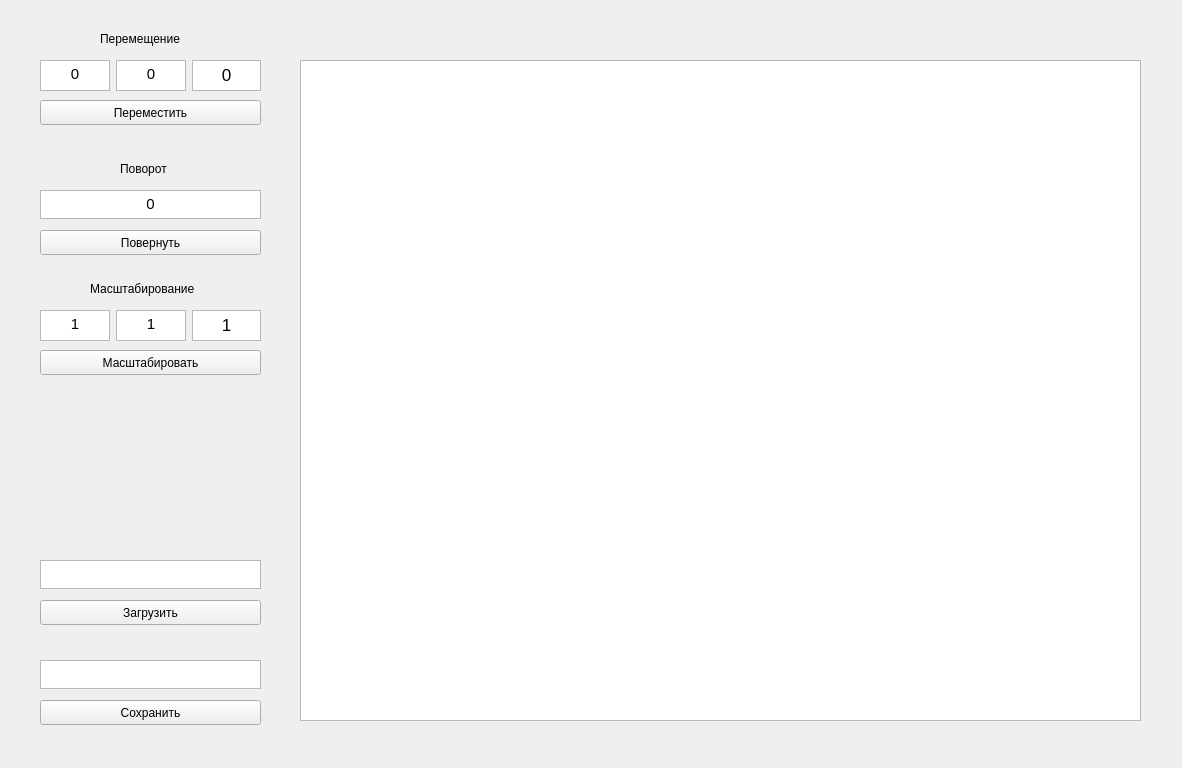
Pangolierchick/IU7-OOP, file lab_01/mainwindow.ui: the form before one commit.
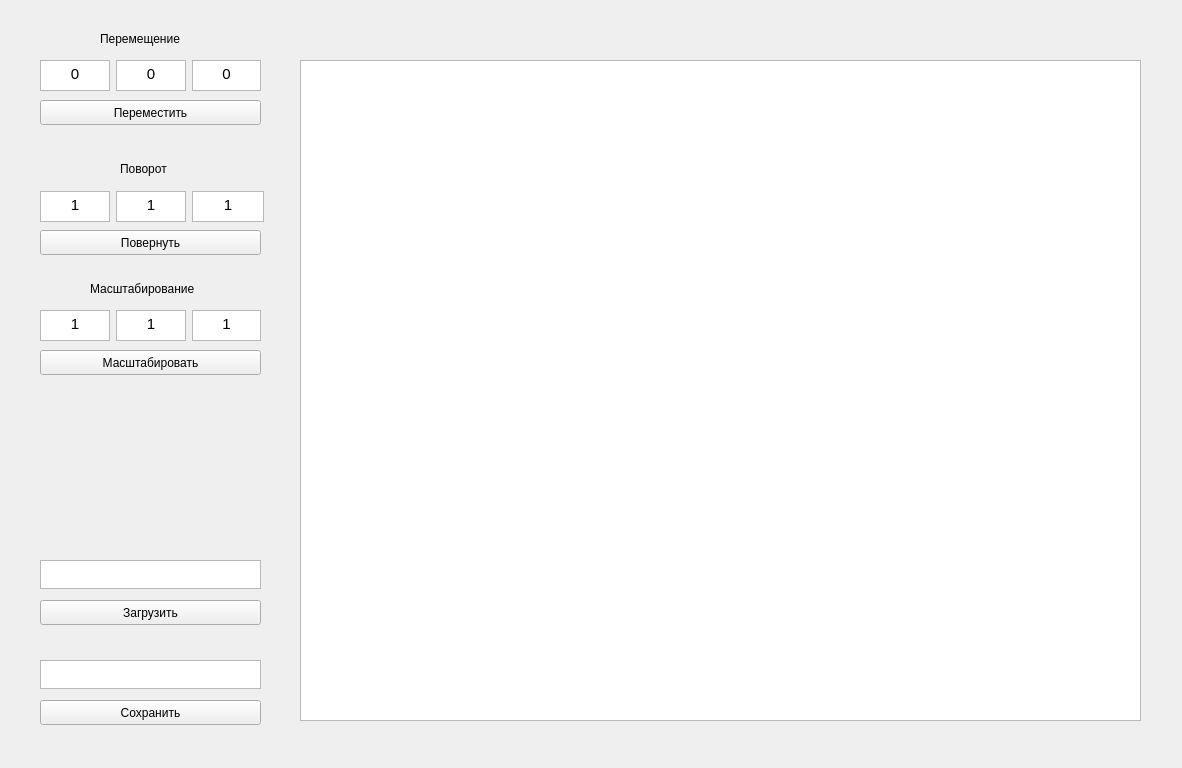
The form after the commit.

The edit to the form file:
```diff
--- a/lab_01/mainwindow.ui
+++ b/lab_01/mainwindow.ui
@@ -61,7 +61,7 @@
         <string>&lt;!DOCTYPE HTML PUBLIC &quot;-//W3C//DTD HTML 4.0//EN&quot; &quot;http://www.w3.org/TR/REC-html40/strict.dtd&quot;&gt;
 &lt;html&gt;&lt;head&gt;&lt;meta name=&quot;qrichtext&quot; content=&quot;1&quot; /&gt;&lt;style type=&quot;text/css&quot;&gt;
 p, li { white-space: pre-wrap; }
-&lt;/style&gt;&lt;/head&gt;&lt;body style=&quot; font-family:'.SF NS Text'; font-size:13pt; font-weight:400; font-style:normal;&quot;&gt;
+&lt;/style&gt;&lt;/head&gt;&lt;body style=&quot; font-family:'Ubuntu'; font-size:11pt; font-weight:400; font-style:normal;&quot;&gt;
 &lt;p align=&quot;center&quot; style=&quot; margin-top:0px; margin-bottom:0px; margin-left:0px; margin-right:0px; -qt-block-indent:0; text-indent:0px;&quot;&gt;0&lt;/p&gt;&lt;/body&gt;&lt;/html&gt;</string>
        </property>
       </widget>
@@ -137,10 +137,13 @@
       <height>31</height>
      </rect>
     </property>
-    <layout class="QHBoxLayout" name="horizontalLayout_4" stretch="1,1,1">
+    <layout class="QHBoxLayout" name="horizontalLayout_4" stretch="1,1,0">
      <property name="sizeConstraint">
       <enum>QLayout::SetDefaultConstraint</enum>
      </property>
+     <property name="leftMargin">
+      <number>0</number>
+     </property>
      <item>
       <widget class="QTextEdit" name="scalexEdit">
        <property name="html">
@@ -169,7 +172,7 @@
         <string>&lt;!DOCTYPE HTML PUBLIC &quot;-//W3C//DTD HTML 4.0//EN&quot; &quot;http://www.w3.org/TR/REC-html40/strict.dtd&quot;&gt;
 &lt;html&gt;&lt;head&gt;&lt;meta name=&quot;qrichtext&quot; content=&quot;1&quot; /&gt;&lt;style type=&quot;text/css&quot;&gt;
 p, li { white-space: pre-wrap; }
-&lt;/style&gt;&lt;/head&gt;&lt;body style=&quot; font-family:'.SF NS Text'; font-size:13pt; font-weight:400; font-style:normal;&quot;&gt;
+&lt;/style&gt;&lt;/head&gt;&lt;body style=&quot; font-family:'Ubuntu'; font-size:11pt; font-weight:400; font-style:normal;&quot;&gt;
 &lt;p align=&quot;center&quot; style=&quot; margin-top:0px; margin-bottom:0px; margin-left:0px; margin-right:0px; -qt-block-indent:0; text-indent:0px;&quot;&gt;1&lt;/p&gt;&lt;/body&gt;&lt;/html&gt;</string>
        </property>
       </widget>
@@ -282,22 +285,56 @@
      </size>
     </property>
    </widget>
-   <widget class="QTextEdit" name="rotateAngle">
+   <widget class="QWidget" name="horizontalLayoutWidget_4">
     <property name="geometry">
      <rect>
       <x>40</x>
-      <y>190</y>
-      <width>221</width>
-      <height>29</height>
+      <y>191</y>
+      <width>224</width>
+      <height>31</height>
      </rect>
     </property>
-    <property name="html">
-     <string>&lt;!DOCTYPE HTML PUBLIC &quot;-//W3C//DTD HTML 4.0//EN&quot; &quot;http://www.w3.org/TR/REC-html40/strict.dtd&quot;&gt;
+    <layout class="QHBoxLayout" name="horizontalLayout_5" stretch="1,1,0">
+     <property name="sizeConstraint">
+      <enum>QLayout::SetDefaultConstraint</enum>
+     </property>
+     <property name="leftMargin">
+      <number>0</number>
+     </property>
+     <item>
+      <widget class="QTextEdit" name="rotatexEdit">
+       <property name="html">
+        <string>&lt;!DOCTYPE HTML PUBLIC &quot;-//W3C//DTD HTML 4.0//EN&quot; &quot;http://www.w3.org/TR/REC-html40/strict.dtd&quot;&gt;
 &lt;html&gt;&lt;head&gt;&lt;meta name=&quot;qrichtext&quot; content=&quot;1&quot; /&gt;&lt;style type=&quot;text/css&quot;&gt;
 p, li { white-space: pre-wrap; }
-&lt;/style&gt;&lt;/head&gt;&lt;body style=&quot; font-family:'.SF NS Text'; font-size:13pt; font-weight:400; font-style:normal;&quot;&gt;
-&lt;p align=&quot;center&quot; style=&quot; margin-top:0px; margin-bottom:0px; margin-left:0px; margin-right:0px; -qt-block-indent:0; text-indent:0px;&quot;&gt;&lt;span style=&quot; font-family:'Ubuntu'; font-size:11pt;&quot;&gt;0&lt;/span&gt;&lt;/p&gt;&lt;/body&gt;&lt;/html&gt;</string>
-    </property>
+&lt;/style&gt;&lt;/head&gt;&lt;body style=&quot; font-family:'Ubuntu'; font-size:11pt; font-weight:400; font-style:normal;&quot;&gt;
+&lt;p align=&quot;center&quot; style=&quot; margin-top:0px; margin-bottom:0px; margin-left:0px; margin-right:0px; -qt-block-indent:0; text-indent:0px;&quot;&gt;1&lt;/p&gt;&lt;/body&gt;&lt;/html&gt;</string>
+       </property>
+      </widget>
+     </item>
+     <item>
+      <widget class="QTextEdit" name="rotateyEdit">
+       <property name="html">
+        <string>&lt;!DOCTYPE HTML PUBLIC &quot;-//W3C//DTD HTML 4.0//EN&quot; &quot;http://www.w3.org/TR/REC-html40/strict.dtd&quot;&gt;
+&lt;html&gt;&lt;head&gt;&lt;meta name=&quot;qrichtext&quot; content=&quot;1&quot; /&gt;&lt;style type=&quot;text/css&quot;&gt;
+p, li { white-space: pre-wrap; }
+&lt;/style&gt;&lt;/head&gt;&lt;body style=&quot; font-family:'Ubuntu'; font-size:11pt; font-weight:400; font-style:normal;&quot;&gt;
+&lt;p align=&quot;center&quot; style=&quot; margin-top:0px; margin-bottom:0px; margin-left:0px; margin-right:0px; -qt-block-indent:0; text-indent:0px;&quot;&gt;1&lt;/p&gt;&lt;/body&gt;&lt;/html&gt;</string>
+       </property>
+      </widget>
+     </item>
+     <item>
+      <widget class="QTextEdit" name="rotatezEdit">
+       <property name="html">
+        <string>&lt;!DOCTYPE HTML PUBLIC &quot;-//W3C//DTD HTML 4.0//EN&quot; &quot;http://www.w3.org/TR/REC-html40/strict.dtd&quot;&gt;
+&lt;html&gt;&lt;head&gt;&lt;meta name=&quot;qrichtext&quot; content=&quot;1&quot; /&gt;&lt;style type=&quot;text/css&quot;&gt;
+p, li { white-space: pre-wrap; }
+&lt;/style&gt;&lt;/head&gt;&lt;body style=&quot; font-family:'Ubuntu'; font-size:11pt; font-weight:400; font-style:normal;&quot;&gt;
+&lt;p align=&quot;center&quot; style=&quot; margin-top:0px; margin-bottom:0px; margin-left:0px; margin-right:0px; -qt-block-indent:0; text-indent:0px;&quot;&gt;1&lt;/p&gt;&lt;/body&gt;&lt;/html&gt;</string>
+       </property>
+      </widget>
+     </item>
+    </layout>
    </widget>
   </widget>
  </widget>
```
Left out of the diff: 42 changed lines with no effect on the pictures.
